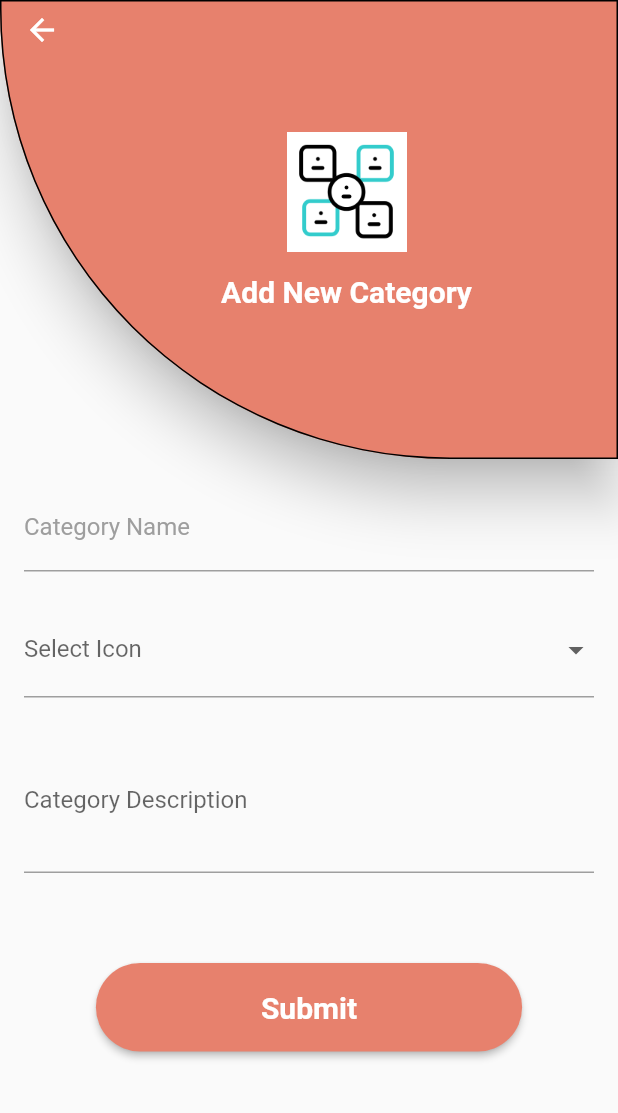
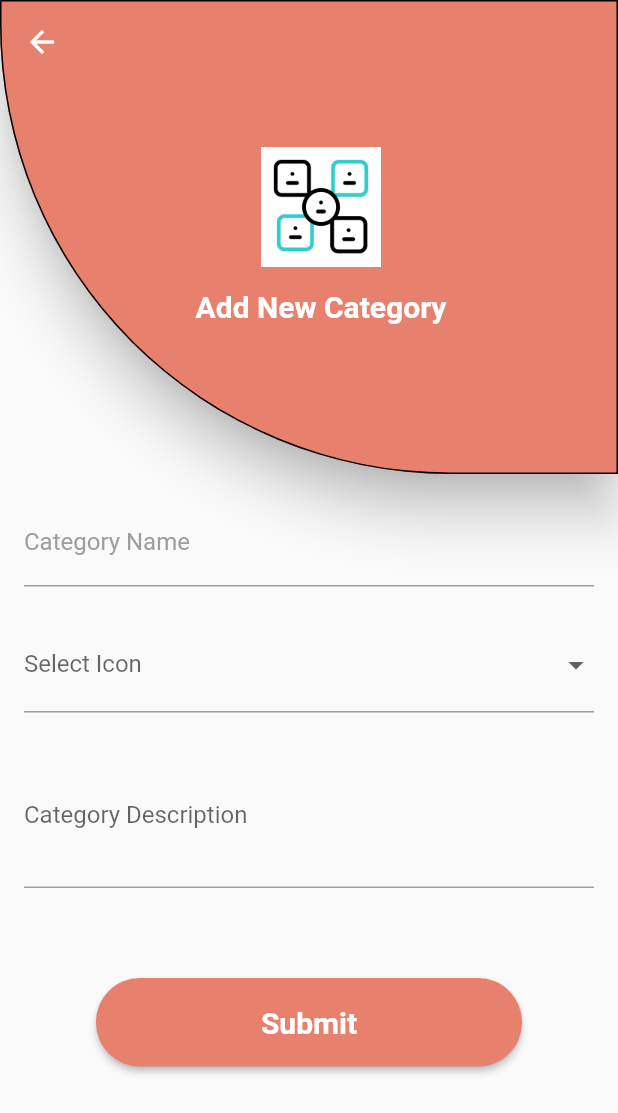
Before and after one commit to Lohithkp/UpNext, a Flutter app: the AddCategoryPage screen opened directly, on a phone screen of 412 x 824 dp. Shown: the top 1113 px of the screen. Run offline on Flutter 3.47's test engine with Material 2 defaults, Android fonts, the light colour scheme and no system bars; our stand-ins replace cloud_firestore, firebase_auth, firebase_core, get_it, go_router, shared_preferences; accounts and stored records are empty.

Commit message:
add actogory page

```diff
--- a/lib/src/feature/screens/add_category_page/add_category_page.dart
+++ b/lib/src/feature/screens/add_category_page/add_category_page.dart
@@ -28,11 +28,10 @@ class _AddCategoryPageState extends State<AddCategoryPage> {
 
   @override
   Widget build(BuildContext context) {
-    return Scaffold(
+    return Hero(
+      tag: "addCategoryHero",
+      child: Scaffold(
         appBar: AppBar(
-        flexibleSpace: ClipRRect(
-          borderRadius: BorderRadius.only(bottomLeft: Radius.circular(400)),
-        ),
           centerTitle: true,
           elevation: 15,
           shape: const RoundedRectangleBorder(
@@ -43,9 +42,9 @@ class _AddCategoryPageState extends State<AddCategoryPage> {
             ),
           ),
           bottom: PreferredSize(
-          preferredSize: Size.fromHeight(250),
+            preferredSize: const Size.fromHeight(260),
             child: Padding(
-            padding: EdgeInsets.only(top: 50, bottom: 100, left: 50),
+              padding: const EdgeInsets.only(bottom: 100, left: 16),
               child: Column(
                 children: [
                   Image.asset(
@@ -69,15 +68,19 @@ class _AddCategoryPageState extends State<AddCategoryPage> {
             ),
           ),
         ),
-      body: Form(
+        body: SingleChildScrollView(
+          child: Form(
             key: _formKey,
-        child: Hero(
-          tag: "addCategoryHero",
-          child: Material(
-            child: SingleChildScrollView(
+            child: ConstrainedBox(
+              constraints: BoxConstraints(
+                minHeight: MediaQuery.of(context)
+                    .size
+                    .height, // Minimum height as the screen size
+              ),
               child: Padding(
                 padding: const EdgeInsets.all(16.0),
                 child: Column(
+                  mainAxisSize: MainAxisSize.min,
                   crossAxisAlignment: CrossAxisAlignment.start,
                   children: [
                     TextFormField(
```
Lines whose indentation alone changed are shown as unchanged.
